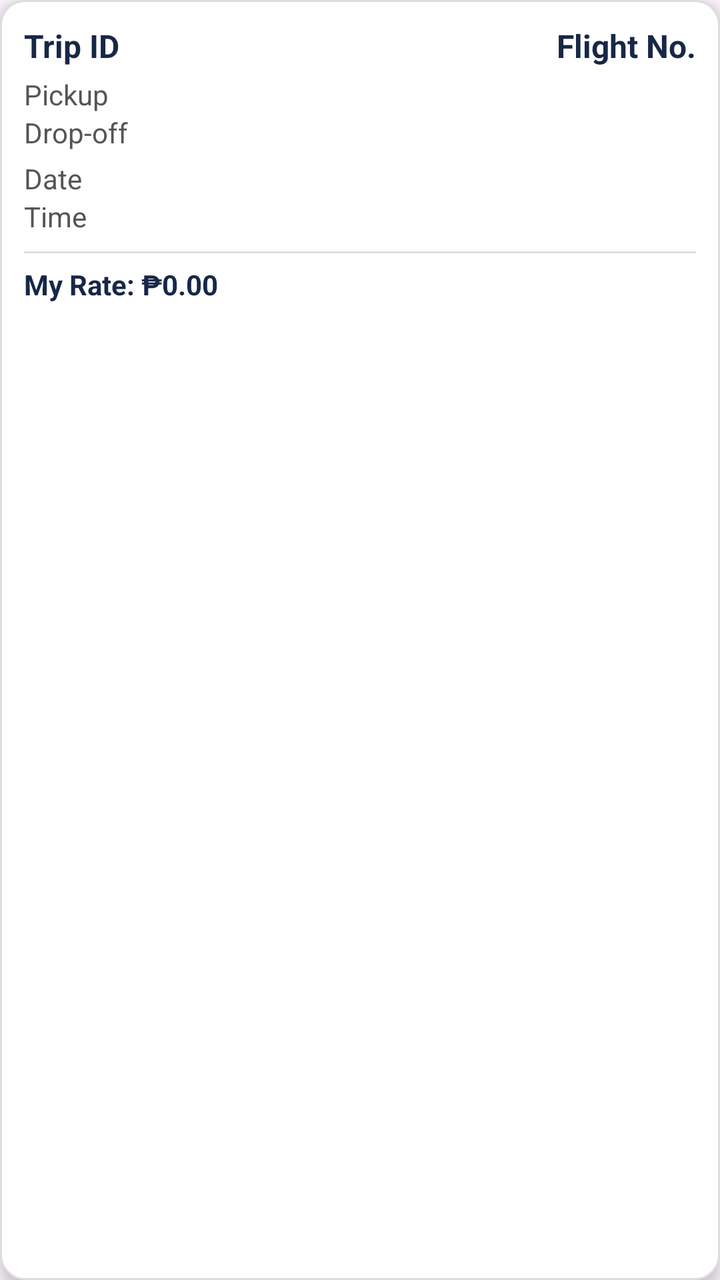
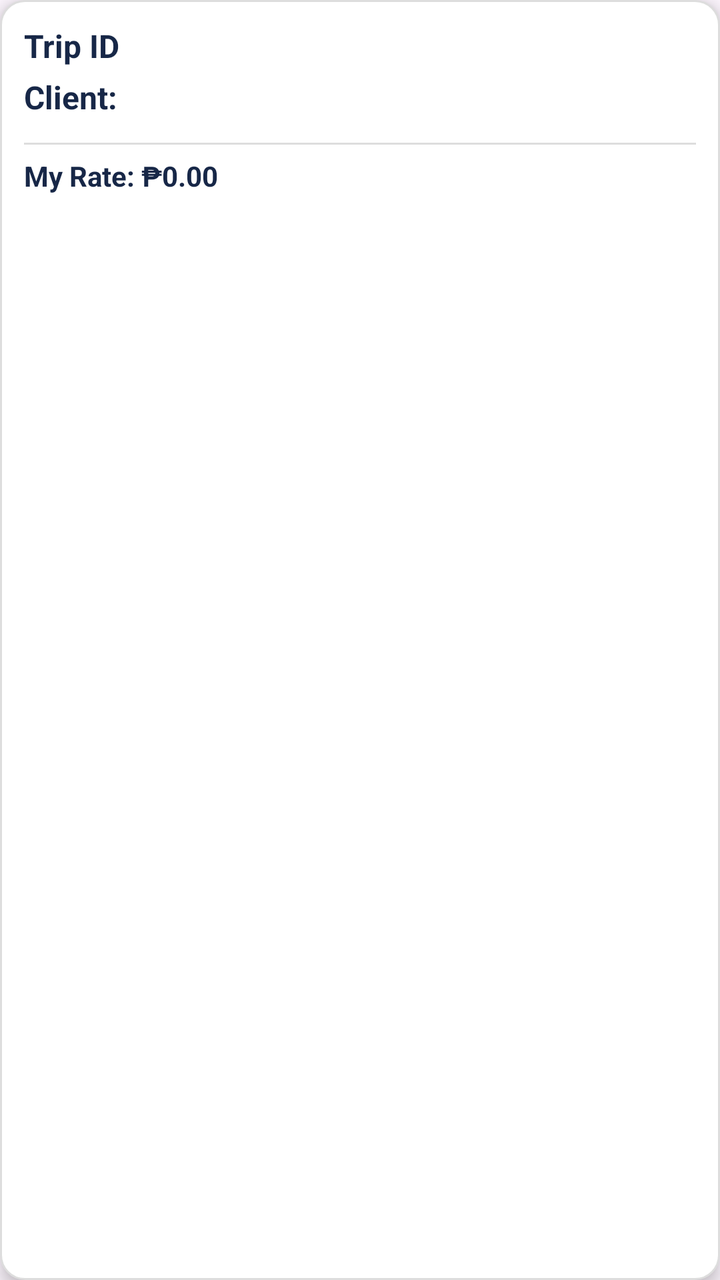

Screens rendered from an Android XML layout before and after an edit, with the pre-edit source and the edit as a unified diff.
<!-- AndroidManifest.xml: application theme Theme.OLStar -->
<!-- res/layout/item_history.xml -->
<?xml version="1.0" encoding="utf-8"?>
<LinearLayout xmlns:android="http://schemas.android.com/apk/res/android"
    android:layout_width="match_parent"
    android:layout_height="wrap_content"
    android:orientation="vertical"
    android:background="@drawable/bg_card"
    android:elevation="5dp"
    android:padding="12dp"
    android:layout_marginBottom="10dp">

    
    <LinearLayout
        android:layout_width="match_parent"
        android:layout_height="wrap_content"
        android:orientation="horizontal">

        <TextView
            android:id="@+id/tvTripId"
            android:text="Trip ID"
            android:textStyle="bold"
            android:textSize="16sp"
            android:textColor="#172747"
            android:layout_width="0dp"
            android:layout_weight="1"
            android:layout_height="wrap_content"/>

        <TextView
            android:id="@+id/tvFlightNo"
            android:text="Flight No."
            android:textStyle="bold"
            android:textSize="16sp"
            android:textColor="#172747"
            android:layout_width="wrap_content"
            android:layout_height="wrap_content"/>
    </LinearLayout>

    
    <TextView
        android:id="@+id/tvPickup"
        android:text="Pickup"
        android:textSize="14sp"
        android:textColor="#555555"
        android:layout_marginTop="4dp"
        android:layout_width="wrap_content"
        android:layout_height="wrap_content"/>

    
    <TextView
        android:id="@+id/tvDropoff"
        android:text="Drop-off"
        android:textSize="14sp"
        android:textColor="#555555"
        android:layout_width="wrap_content"
        android:layout_height="wrap_content"/>

    
    <TextView
        android:id="@+id/tvDate"
        android:text="Date"
        android:textSize="14sp"
        android:textColor="#555555"
        android:layout_marginTop="4dp"
        android:layout_width="wrap_content"
        android:layout_height="wrap_content"/>

    
    <TextView
        android:id="@+id/tvTime"
        android:text="Time"
        android:textSize="14sp"
        android:textColor="#555555"
        android:layout_width="wrap_content"
        android:layout_height="wrap_content"/>


    
    <View
        android:layout_width="match_parent"
        android:layout_height="1dp"
        android:layout_marginTop="8dp"
        android:layout_marginBottom="6dp"
        android:background="#DDDDDD"/>

    
    <TextView
        android:id="@+id/tvDriverRate"
        android:text="My Rate: ₱0.00"
        android:textSize="14sp"
        android:textStyle="bold"
        android:textColor="#172747"
        android:layout_width="wrap_content"
        android:layout_height="wrap_content"/>

</LinearLayout>
<!-- resources referenced by this layout -->
<resources>
  <!-- drawable bg_card (drawable) -->
  <?xml version="1.0" encoding="utf-8"?>
  <shape xmlns:android="http://schemas.android.com/apk/res/android">
  
      <solid android:color="#FFFFFF"/>
  
      <corners android:radius="12dp"/>
  
      <padding
          android:left="8dp"
          android:top="8dp"
          android:right="8dp"
          android:bottom="8dp"/>
  
      <stroke
          android:width="1dp"
          android:color="#DDDDDD"/>
  
  </shape>
  <style name="Theme.OLStar" parent="Base.Theme.OLStar" />
  <style name="Base.Theme.OLStar" parent="Theme.Material3.DayNight.NoActionBar">
          
          
      </style>
</resources>

<!-- the commit's change to res/layout/item_history.xml (unified diff, before → after) -->
@@ -31,8 +31,22 @@
             android:textSize="16sp"
             android:textColor="#172747"
             android:layout_width="wrap_content"
-            android:layout_height="wrap_content"/>
+            android:layout_height="wrap_content"
+            android:visibility="gone"/>
     </LinearLayout>
+
+    
+    <TextView
+        android:id="@+id/tvClientName"
+        android:text="Client: "
+        android:textStyle="bold"
+        android:textSize="16sp"
+        android:textColor="#172747"
+        android:layout_width="match_parent"
+        android:layout_height="wrap_content"
+        android:layout_marginTop="4dp"
+        android:maxLines="2"
+        android:ellipsize="end"/>
 
     
     <TextView
@@ -42,7 +56,8 @@
         android:textColor="#555555"
         android:layout_marginTop="4dp"
         android:layout_width="wrap_content"
-        android:layout_height="wrap_content"/>
+        android:layout_height="wrap_content"
+        android:visibility="gone"/>
 
     
     <TextView
@@ -51,27 +66,36 @@
         android:textSize="14sp"
         android:textColor="#555555"
         android:layout_width="wrap_content"
-        android:layout_height="wrap_content"/>
+        android:layout_height="wrap_content"
+        android:visibility="gone"/>
 
     
-    <TextView
-        android:id="@+id/tvDate"
-        android:text="Date"
-        android:textSize="14sp"
-        android:textColor="#555555"
-        android:layout_marginTop="4dp"
-        android:layout_width="wrap_content"
-        android:layout_height="wrap_content"/>
+    <LinearLayout
+        android:layout_width="match_parent"
+        android:layout_height="wrap_content"
+        android:orientation="horizontal"
+        android:layout_marginTop="4dp">
 
-    
-    <TextView
-        android:id="@+id/tvTime"
-        android:text="Time"
-        android:textSize="14sp"
-        android:textColor="#555555"
-        android:layout_width="wrap_content"
-        android:layout_height="wrap_content"/>
+        <TextView
+            android:id="@+id/tvDate"
+            android:text="Date"
+            android:textSize="14sp"
+            android:textColor="#555555"
+            android:layout_width="0dp"
+            android:layout_weight="1"
+            android:layout_height="wrap_content"
+            android:visibility="gone"/>
 
+        <TextView
+            android:id="@+id/tvTime"
+            android:text="Time"
+            android:textSize="14sp"
+            android:textColor="#555555"
+            android:layout_width="0dp"
+            android:layout_weight="1"
+            android:layout_height="wrap_content"
+            android:visibility="gone"/>
+    </LinearLayout>
 
     
     <View
